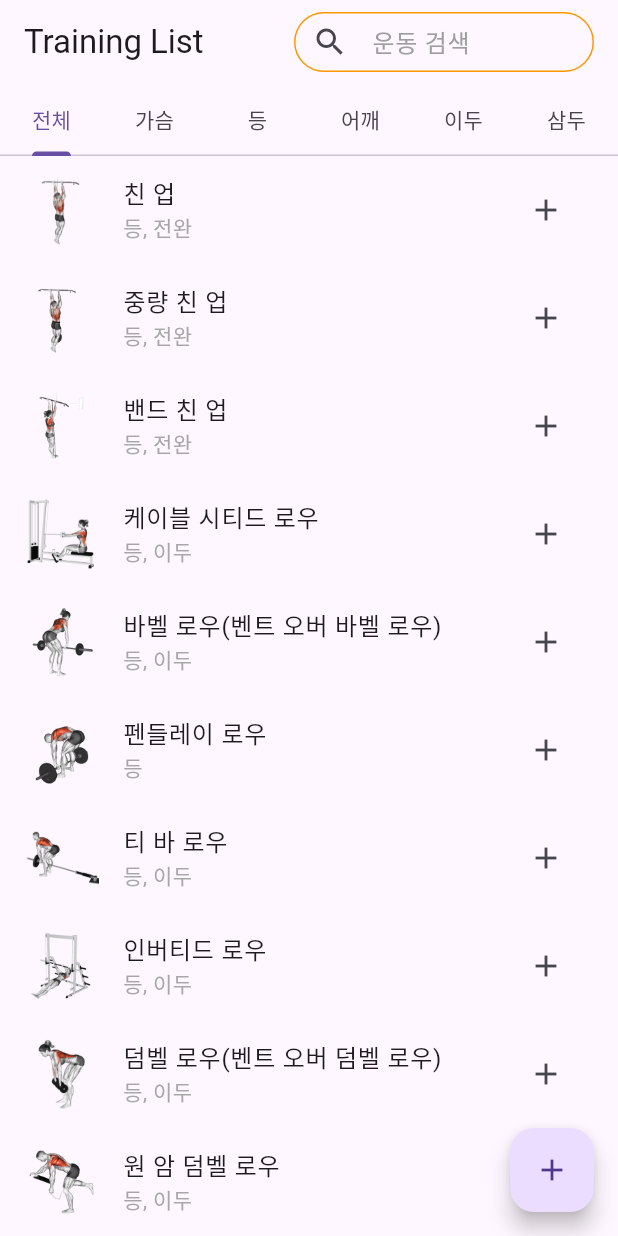
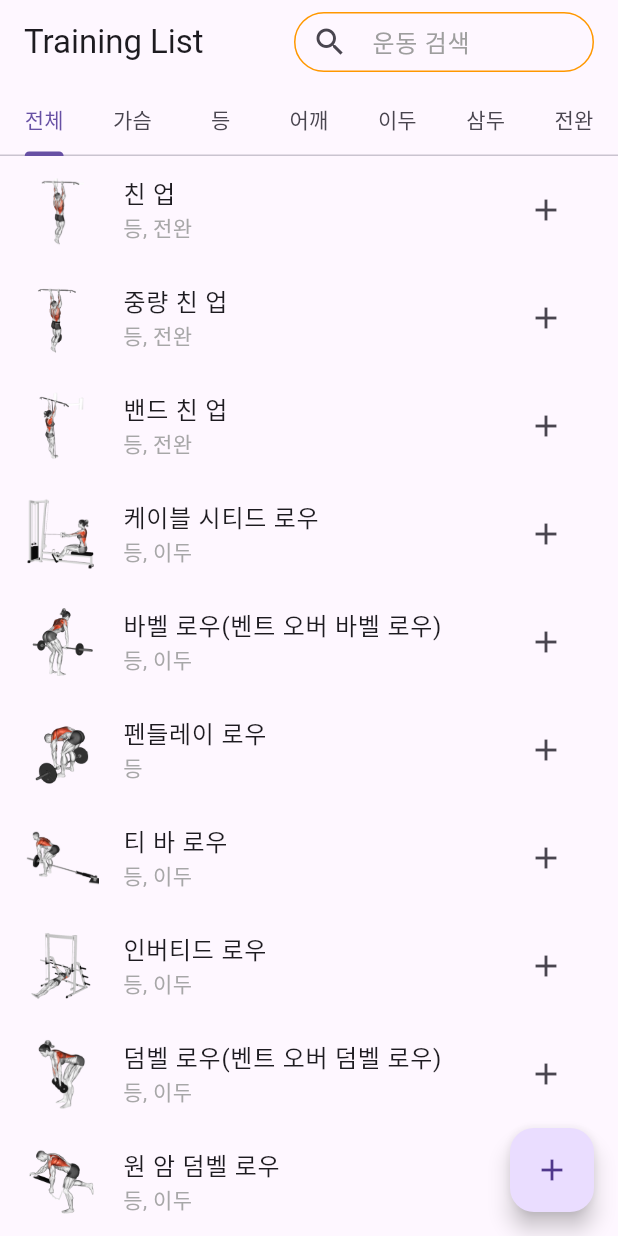
Before and after one commit to choihojean/fitnessapp_capstone, a Flutter app: the ScreenTrainingList screen opened directly with empty values, scrolled down 576 dp, on a phone screen of 412 x 824 dp. Run offline on Flutter 3.47's test engine with Material 3 defaults, Android fonts, the phone set to English and light mode, and no system bars; our stand-ins replace image_picker, shared_preferences, sqflite, table_calendar; accounts and stored records are empty.

Commit message:
feat: 전완 카테고리 추가

```diff
--- a/knufit/lib/screen/screen_training_list.dart
+++ b/knufit/lib/screen/screen_training_list.dart
@@ -18,7 +18,7 @@ class _ScreenTrainingListState extends State<ScreenTrainingList> {
   @override
   Widget build(BuildContext context) {
     return DefaultTabController(
-      length: 6, // 탭의 수
+      length: 7, // 탭의 수
       child: Scaffold(
         appBar: AppBar(
           title: Text('Training List'),
@@ -78,6 +78,7 @@ class _ScreenTrainingListState extends State<ScreenTrainingList> {
               Tab(text: '어깨'),
               Tab(text: '이두'),
               Tab(text: '삼두'),
+              Tab(text: '전완'),
             ],
           ),
         ),
@@ -89,6 +90,7 @@ class _ScreenTrainingListState extends State<ScreenTrainingList> {
             buildListView('어깨'),
             buildListView('이두'),
             buildListView('삼두'),
+            buildListView('전완')
           ],
         ),
         floatingActionButton: FloatingActionButton(
--- a/knufit/lib/training_list.dart
+++ b/knufit/lib/training_list.dart
@@ -636,4 +636,42 @@ final List<Map<String, String>> items = [
       'image': 'assets/biceps/machine-bicep-curl.png',
       'category': '이두',
     },
+
+    //전완
+    {
+      'title': '덤벨 리스트 컬',
+      'subtitle': '전완',
+      'image': 'assets/forearm/dumbbell-wrist-curl.png',
+      'category': '전완',
+    },
+    {
+      'title': '덤벨 리버스 리스트 컬',
+      'subtitle': '전완',
+      'image': 'assets/forearm/dumbbell-reverse-wrist-curl.png',
+      'category': '전완',
+    },
+    {
+      'title': '바벨 리스트 컬',
+      'subtitle': '전완',
+      'image': 'assets/forearm/barbell-wrist-curl.png',
+      'category': '전완',
+    },
+    {
+      'title': '바벨 리버스 리스트 컬',
+      'subtitle': '전완',
+      'image': 'assets/forearm/barbell-reverse-wrist-curl.png',
+      'category': '전완',
+    },
+    {
+      'title': '리스트 롤러',
+      'subtitle': '전완, 어깨',
+      'image': 'assets/forearm/wrist-roller.png',
+      'category': '전완',
+    },
+    {
+      'title': '비하인드 백 리스트 컬',
+      'subtitle': '전완',
+      'image': 'assets/forearm/behind-the-back-wrist-curl.png',
+      'category': '전완',
+    },
   ];
--- a/knufit/pubspec.yaml
+++ b/knufit/pubspec.yaml
@@ -74,6 +74,7 @@ flutter:
     - assets/shoulder/
     - assets/triceps/
     - assets/biceps/
+    - assets/forearm/
 
   # An image asset can refer to one or more resolution-specific "variants", see
   # https://flutter.dev/assets-and-images/#resolution-aware
```
Also changed, not shown: knufit/assets/forearm/barbell-reverse-wrist-curl.png (added), knufit/assets/forearm/barbell-wrist-curl.png (added), knufit/assets/forearm/behind-the-back-wrist-curl.png (added), knufit/assets/forearm/dumbbell-reverse-wrist-curl.png (added), knufit/assets/forearm/dumbbell-wrist-curl.png (added), knufit/assets/forearm/wrist-roller.png (added).
